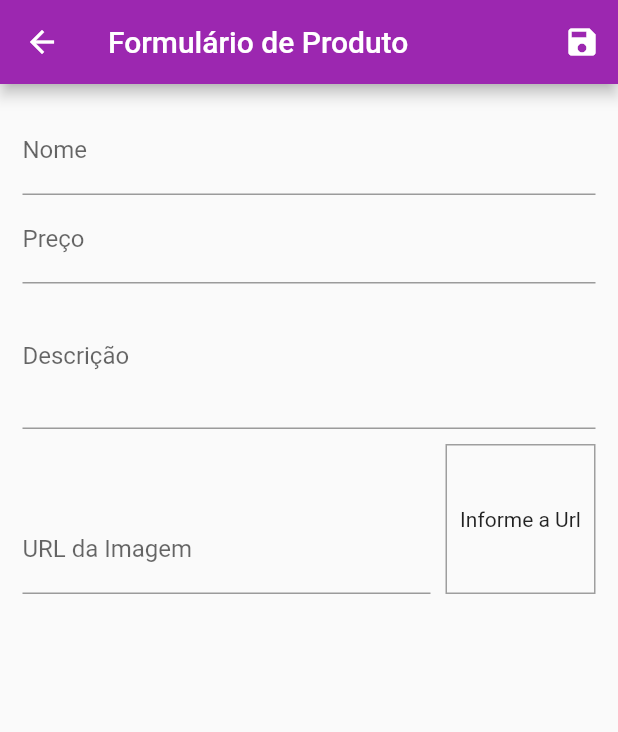
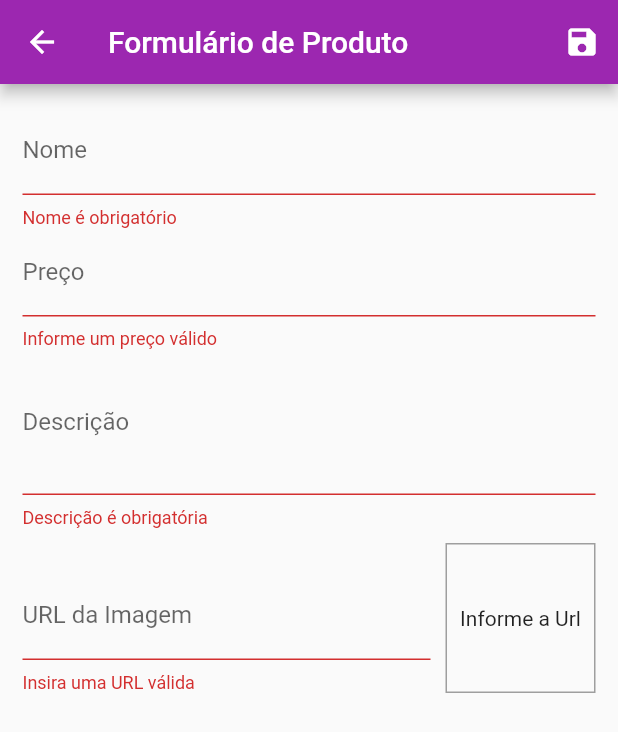
Before and after one commit to CaioNoboa/shop_APP_Flutter, a Flutter app: the ProductFormPage screen opened by its route, after a tap on the "save" icon, on a phone screen of 412 x 824 dp. Shown: the top 732 px of the screen. Run offline on Flutter 3.47's test engine with Material 2 defaults, Android fonts, the phone set to English and light mode, and no system bars; network calls fail.

Commit message:
cadastrando-novo-produto

```diff
--- a/shop/lib/models/product_list.dart
+++ b/shop/lib/models/product_list.dart
@@ -1,3 +1,5 @@
+import 'dart:math';
+
 import 'package:flutter/cupertino.dart';
 import 'package:shop/data/dummy_data.dart';
 import 'package:shop/models/product.dart';
@@ -23,4 +25,15 @@ class ProductList with ChangeNotifier {
     notifyListeners();
     // alterações precisam do notifyListeners para que o ChangeNotifier cumpra seu papel no padrão Observer.
   }
+
+  void addProductFromData(Map<String, Object> data) {
+    final newProduct = Product(
+      id: Random().nextDouble().toString(),
+      name: data['name'] as String,
+      description: data['description'] as String,
+      price: data['price'] as double,
+      imageUrl: data['imageUrl'] as String,
+    );
+    addProduct(newProduct);
+  }
 }
--- a/shop/lib/pages/product_form_page.dart
+++ b/shop/lib/pages/product_form_page.dart
@@ -1,4 +1,8 @@
+import 'dart:math';
 import 'package:flutter/material.dart';
+import 'package:provider/provider.dart';
+import 'package:shop/models/product.dart';
+import 'package:shop/models/product_list.dart';
 
 class ProductFormPage extends StatefulWidget {
   const ProductFormPage({Key? key}) : super(key: key);
@@ -13,15 +17,14 @@ class _ProductFormPageState extends State<ProductFormPage> {
   final _imageUrlFocus = FocusNode();
   final _imageUrlController = TextEditingController();
   final _formKey = GlobalKey<FormState>();
+  // usado para salvar as informações. Funciona junto com _submitForm(), key: _formKey, onSaved: () {}
+  final _formData = Map<String, Object>();
+  // as informações serão salvas inicialmente no map _formData e depois, em _submitForm(), faremos uma nova instância de Product com essas informações
 
   @override
   void initState() {
     super.initState();
     _imageUrlFocus.addListener(updateImage);
-  }
-
-  void _submitForm() {
-    _formKey.currentState?.save();
   }
 
   @override
@@ -37,6 +40,26 @@ class _ProductFormPageState extends State<ProductFormPage> {
     setState(() {});
   }
 
+  bool isValidImageUrl(String url) {
+    bool isValidUrl = Uri.tryParse(url)?.hasAbsolutePath ?? false;
+    bool endsWithFile = url.toLowerCase().endsWith('.png') ||
+        url.toLowerCase().endsWith('.jpg') ||
+        url.toLowerCase().endsWith('.jpeg');
+    return isValidUrl && endsWithFile;
+  }
+
+  void _submitForm() {
+    // validando as respostas do formulário
+    final isValid = _formKey.currentState?.validate() ?? false;
+    if (!isValid) {
+      return;
+    }
+    _formKey.currentState?.save();
+    Provider.of<ProductList>(context, listen: false).addProductFromData(_formData);
+    // Por estarmos fora do método build precisamos passar listen: false
+    Navigator.of(context).pop();
+  }
+
   @override
   Widget build(BuildContext context) {
     return Scaffold(
@@ -46,7 +69,7 @@ class _ProductFormPageState extends State<ProductFormPage> {
           IconButton(
             onPressed: _submitForm,
             icon: Icon(Icons.save),
-          )
+          ),
         ],
       ),
       body: Padding(
@@ -62,7 +85,23 @@ class _ProductFormPageState extends State<ProductFormPage> {
                 onFieldSubmitted: (_) {
                   FocusScope.of(context).requestFocus(_priceFocus);
                 },
-                // onSaved: (name) => ,
+                onSaved: (name) => _formData['name'] = name ?? '',
+                // ?? é 'caso não exista'
+                validator: (_name) {
+                  // se o validator retornar nulo, significa que o campo foi validado com sucesso
+                  // colocaremos uma string e, caso haja algum erro, ela será retornada e aparecerá para o usuário
+                  final name = _name ?? '';
+                  if (name.trim().isEmpty) {
+                    // trim tira os espaços em branco
+                    return 'Nome é obrigatório';
+                  }
+
+                  if (name.trim().length < 3) {
+                    return 'Nome precisa no mínimo de 3 caracteres';
+                  }
+
+                  return null;
+                },
               ),
               TextFormField(
                 decoration: InputDecoration(labelText: 'Preço'),
@@ -72,6 +111,15 @@ class _ProductFormPageState extends State<ProductFormPage> {
                 onFieldSubmitted: (_) {
                   FocusScope.of(context).requestFocus(_descriptionFocus);
                 },
+                onSaved: (price) => _formData['price'] = double.parse(price ?? '0.0'),
+                validator: (_price) {
+                  final priceString = _price ?? '-1';
+                  final price = double.tryParse(priceString) ?? -1;
+                  if (price <= 0) {
+                    return 'Informe um preço válido';
+                  }
+                  return null;
+                },
               ),
               TextFormField(
                 decoration: InputDecoration(labelText: 'Descrição'),
@@ -79,6 +127,23 @@ class _ProductFormPageState extends State<ProductFormPage> {
                 focusNode: _descriptionFocus,
                 keyboardType: TextInputType.multiline,
                 maxLines: 3,
+                onSaved: (description) =>
+                    _formData['description'] = description ?? '',
+                validator: (_description) {
+                  // se o validator retornar nulo, significa que o campo foi validado com sucesso
+                  // colocaremos uma string e, caso haja algum erro, ela será retornada e aparecerá para o usuário
+                  final description = _description ?? '';
+                  if (description.trim().isEmpty) {
+                    // trim tira os espaços em branco
+                    return 'Descrição é obrigatória';
+                  }
+
+                  if (description.trim().length < 10) {
+                    return 'Descrição precisa no mínimo de 10 caracteres';
+                  }
+
+                  return null;
+                },
               ),
               Row(
                 crossAxisAlignment: CrossAxisAlignment.end,
@@ -92,6 +157,15 @@ class _ProductFormPageState extends State<ProductFormPage> {
                       focusNode: _imageUrlFocus,
                       controller: _imageUrlController,
                       onFieldSubmitted: (_) => _submitForm(),
+                      onSaved: (imageUrl) =>
+                          _formData['imageUrl'] = imageUrl ?? '',
+                      validator: (_imageUrl) {
+                        final imageUrl = _imageUrl ?? '';
+                        if (!isValidImageUrl(imageUrl)) {
+                          return 'Insira uma URL válida';
+                        }
+                        return null;
+                      },
                     ),
                   ),
                   Container(
```
